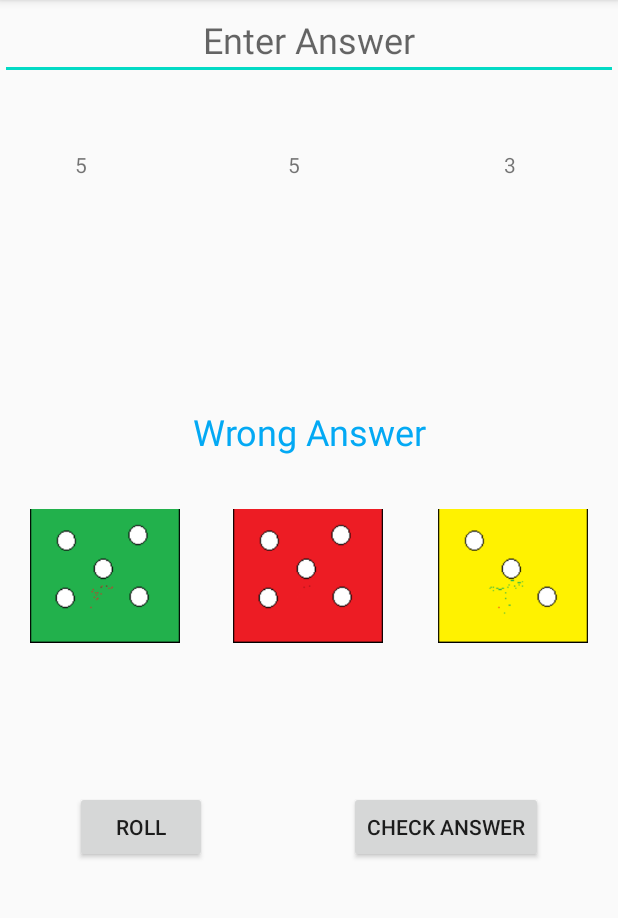
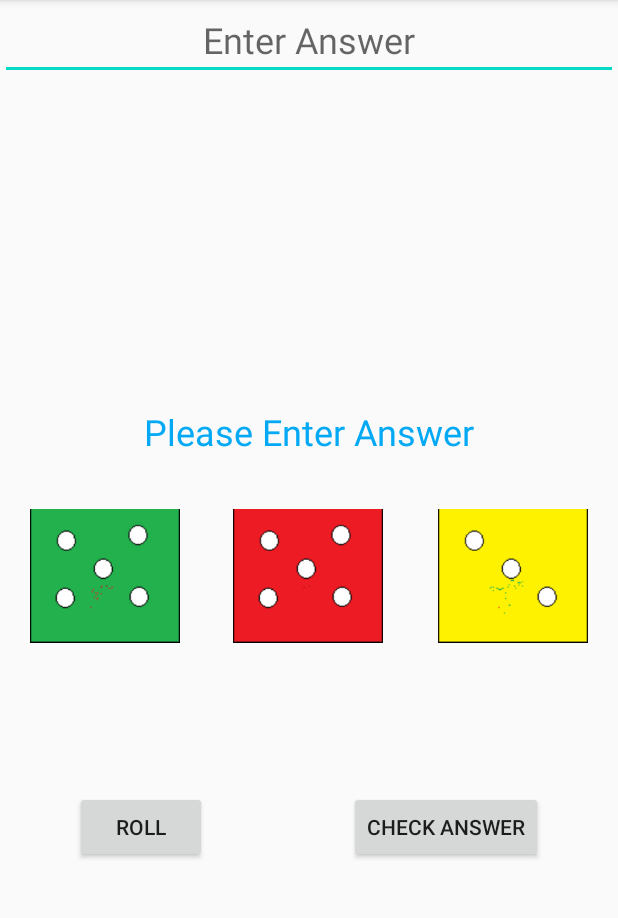
Before and after one commit to focusminds/DiceRoll, an Android app: the screen it shows after launch (MainActivity), after a tap on "CHECK ANSWER", on a phone screen of 412 x 824 dp, the part 84-1002 px from its top. Run offline under Robolectric (Android 15) with nearby library versions, the phone set to English and light mode, and no system bars; 1 other tap on this screen came first.

Commit message:
idea comment changes

```diff
--- a/app/src/main/java/com/example/diceroll/MainActivity.java
+++ b/app/src/main/java/com/example/diceroll/MainActivity.java
@@ -27,9 +27,9 @@ public class MainActivity extends AppCompatActivity {
         setContentView(R.layout.activity_main);
 
         bRollButton = findViewById(R.id.rollbutton);
-        tTextView1 = findViewById(R.id.resulttextView);
-        tGreenTextView = findViewById(R.id.greenresulttextView);
-        tYellowTextView = findViewById(R.id.yellowresulttextView);
+       // tTextView1 = findViewById(R.id.resulttextView);
+        //tGreenTextView = findViewById(R.id.greenresulttextView);
+        //tYellowTextView = findViewById(R.id.yellowresulttextView);
         tAnsTextView = findViewById(R.id.answerstatus);
 
         iRedDice = findViewById(R.id.redimageView);
@@ -52,37 +52,37 @@ public class MainActivity extends AppCompatActivity {
         int rollnumber = (int)(Math.random() * 6 + 1);
         switch (rollnumber) {
             case 1:
-                tTextView1.setText("1");
+                //tTextView1.setText("1");
                 iRedDice.setImageResource(R.drawable.reddice1);
                 iReddicenumber =1;
             //    Toast.makeText(getApplicationContext(),"1",Toast.LENGTH_SHORT).show();
                 break;
             case 2:
-                tTextView1.setText("2");
+                //tTextView1.setText("2");
                 iRedDice.setImageResource(R.drawable.reddice2);
                 iReddicenumber =2;
               //  Toast.makeText(getApplicationContext(),"2",Toast.LENGTH_SHORT).show();
                 break;
             case 3:
-                tTextView1.setText("3");
+                //tTextView1.setText("3");
                 iRedDice.setImageResource(R.drawable.reddice3);
                 iReddicenumber =3;
                 //Toast.makeText(getApplicationContext(),"3",Toast.LENGTH_SHORT).show();
                 break;
             case 4:
-                tTextView1.setText("4");
+                //tTextView1.setText("4");
                 iRedDice.setImageResource(R.drawable.reddice4);
                 iReddicenumber =4;
                 //Toast.makeText(getApplicationContext(),"4",Toast.LENGTH_SHORT).show();
                 break;
             case 5:
-                tTextView1.setText("5");
+                //tTextView1.setText("5");
                 iRedDice.setImageResource(R.drawable.reddice5);
                 iReddicenumber =5;
                 //Toast.makeText(getApplicationContext(),"5",Toast.LENGTH_SHORT).show();
                 break;
             case 6:
-                tTextView1.setText("6");
+                //tTextView1.setText("6");
                 iRedDice.setImageResource(R.drawable.reddice6);
                 iReddicenumber =6;
                 //Toast.makeText(getApplicationContext(),"6",Toast.LENGTH_SHORT).show();
@@ -92,37 +92,37 @@ public class MainActivity extends AppCompatActivity {
         int greennumber = (int)(Math.random() * 6 + 1);
         switch (greennumber) {
             case 1:
-                tGreenTextView.setText("1");
+                //tGreenTextView.setText("1");
                 iGreenDice.setImageResource(R.drawable.greendice1);
                 iGreendicenumber =1;
                 //Toast.makeText(getApplicationContext(),"1",Toast.LENGTH_SHORT).show();
                 break;
             case 2:
-                tGreenTextView.setText("2");
+                //tGreenTextView.setText("2");
                 iGreenDice.setImageResource(R.drawable.greendice2);
                 iGreendicenumber=2;
                 //Toast.makeText(getApplicationContext(),"2",Toast.LENGTH_SHORT).show();
                 break;
             case 3:
-                tGreenTextView.setText("3");
+                //tGreenTextView.setText("3");
                 iGreenDice.setImageResource(R.drawable.greendice3);
                 iGreendicenumber=3;
                 //Toast.makeText(getApplicationContext(),"3",Toast.LENGTH_SHORT).show();
                 break;
             case 4:
-                tGreenTextView.setText("4");
+                //tGreenTextView.setText("4");
                 iGreenDice.setImageResource(R.drawable.greendice4);
                 iGreendicenumber=4;
                 //Toast.makeText(getApplicationContext(),"4",Toast.LENGTH_SHORT).show();
                 break;
             case 5:
-                tGreenTextView.setText("5");
+                //tGreenTextView.setText("5");
                 iGreenDice.setImageResource(R.drawable.greendice5);
                 iGreendicenumber=5;
                 //Toast.makeText(getApplicationContext(),"5",Toast.LENGTH_SHORT).show();
                 break;
             case 6:
-                tGreenTextView.setText("6");
+                //tGreenTextView.setText("6");
                 iGreenDice.setImageResource(R.drawable.greendice6);
                 iGreendicenumber=6;
                 //Toast.makeText(getApplicationContext(),"6",Toast.LENGTH_SHORT).show();
@@ -133,37 +133,37 @@ public class MainActivity extends AppCompatActivity {
         int yellownumber = (int)(Math.random() * 6 + 1);
         switch (yellownumber) {
             case 1:
-                tYellowTextView.setText("1");
+                //tYellowTextView.setText("1");
                 iYellowDice.setImageResource(R.drawable.yellowdice1);
                 iYellowdicenumber=-1;
                 //Toast.makeText(getApplicationContext(),"1",Toast.LENGTH_SHORT).show();
                 break;
             case 2:
-                tYellowTextView.setText("2");
+                //tYellowTextView.setText("2");
                 iYellowDice.setImageResource(R.drawable.yellowdice2);
                 //Toast.makeText(getApplicationContext(),"2",Toast.LENGTH_SHORT).show();
                 iYellowdicenumber=-2;
                 break;
             case 3:
-                tYellowTextView.setText("3");
+                //tYellowTextView.setText("3");
                 iYellowDice.setImageResource(R.drawable.yellowdice3);
                 //Toast.makeText(getApplicationContext(),"3",Toast.LENGTH_SHORT).show();
                 iYellowdicenumber=-3;
                 break;
             case 4:
-                tYellowTextView.setText("4");
+                //tYellowTextView.setText("4");
                 iYellowDice.setImageResource(R.drawable.yellowdice4);
                 //Toast.makeText(getApplicationContext(),"4",Toast.LENGTH_SHORT).show();
                 iYellowdicenumber=-4;
                 break;
             case 5:
-                tYellowTextView.setText("5");
+                //tYellowTextView.setText("5");
                 iYellowDice.setImageResource(R.drawable.yellowdice5);
                 //Toast.makeText(getApplicationContext(),"5",Toast.LENGTH_SHORT).show();
                 iYellowdicenumber=-5;
                 break;
             case 6:
-                tYellowTextView.setText("6");
+                //tYellowTextView.setText("6");
                 iYellowDice.setImageResource(R.drawable.yellowdice6);
                 //Toast.makeText(getApplicationContext(),"6",Toast.LENGTH_SHORT).show();
                 iYellowdicenumber=-6;
@@ -173,14 +173,23 @@ public class MainActivity extends AppCompatActivity {
     }
 
     public void addnumber(View v) {
+
+            if (eResultNumber.getText().toString().equals("")) {
+                if(iReddicenumber != 0) {
+                    tAnsTextView.setText("Please Enter Answer");
+                } else{
+                    tAnsTextView.setText("Please Roll the Dice");
+                }
+            } else {
                 iresultnumber = iReddicenumber + iGreendicenumber + iYellowdicenumber;
                 dEnteredResult = Double.parseDouble(eResultNumber.getText().toString());
 
-        if(iresultnumber == dEnteredResult) {
+                if (iresultnumber == dEnteredResult) {
                     tAnsTextView.setText("Correct Answer");
                 } else {
                     tAnsTextView.setText("Wrong Answer");
                 }
+            }
 
     }
 }
--- a/app/src/main/res/layout/activity_main.xml
+++ b/app/src/main/res/layout/activity_main.xml
@@ -49,33 +49,6 @@
         app:srcCompat="@drawable/reddice1" />
 
     <TextView
-        android:id="@+id/greenresulttextView"
-        android:layout_width="20dp"
-        android:layout_height="20dp"
-        android:layout_marginStart="50dp"
-        android:layout_marginTop="100dp"
-        app:layout_constraintStart_toStartOf="parent"
-        app:layout_constraintTop_toTopOf="parent" />
-
-    <TextView
-        android:id="@+id/resulttextView"
-        android:layout_width="20dp"
-        android:layout_height="20dp"
-        android:layout_marginStart="192dp"
-        android:layout_marginTop="100dp"
-        app:layout_constraintStart_toStartOf="parent"
-        app:layout_constraintTop_toTopOf="parent" />
-
-    <TextView
-        android:id="@+id/yellowresulttextView"
-        android:layout_width="20dp"
-        android:layout_height="20dp"
-        android:layout_marginStart="336dp"
-        android:layout_marginTop="100dp"
-        app:layout_constraintStart_toStartOf="parent"
-        app:layout_constraintTop_toTopOf="parent" />
-
-    <TextView
         android:id="@+id/answerstatus"
         android:layout_width="0dp"
         android:layout_height="wrap_content"
```
Lines whose indentation alone changed are shown as unchanged.
